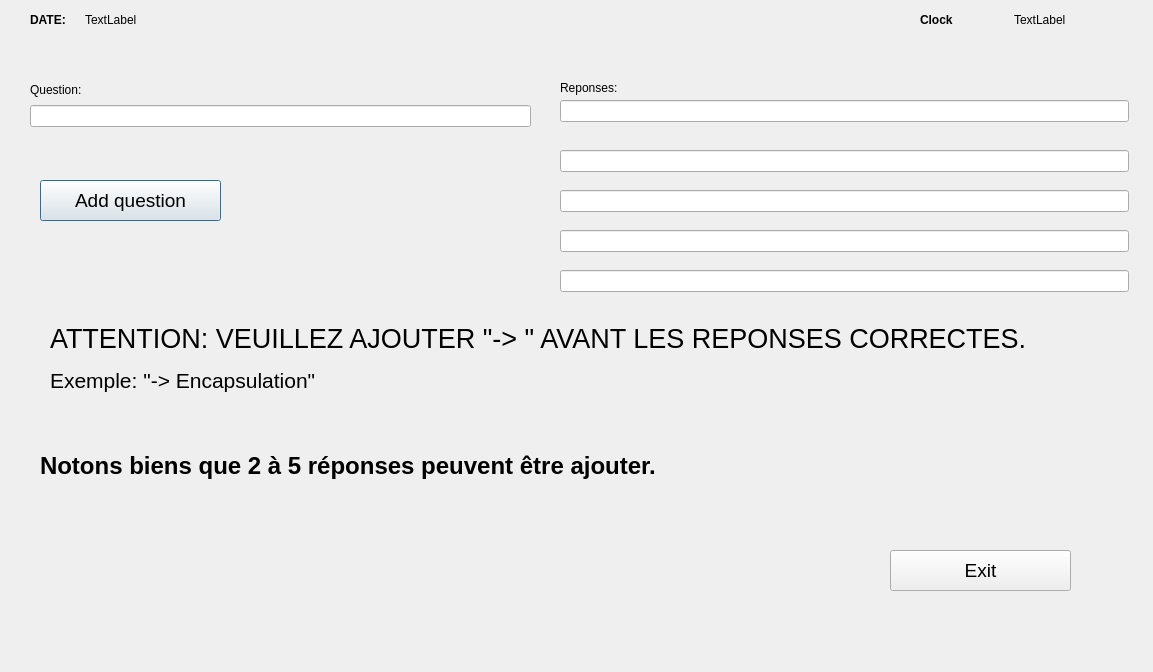
This is Projet_qcm (1)/maketest.ui in Martialmonjoh/QcmQt as Qt 5 draws it before an edit. The edited form follows.
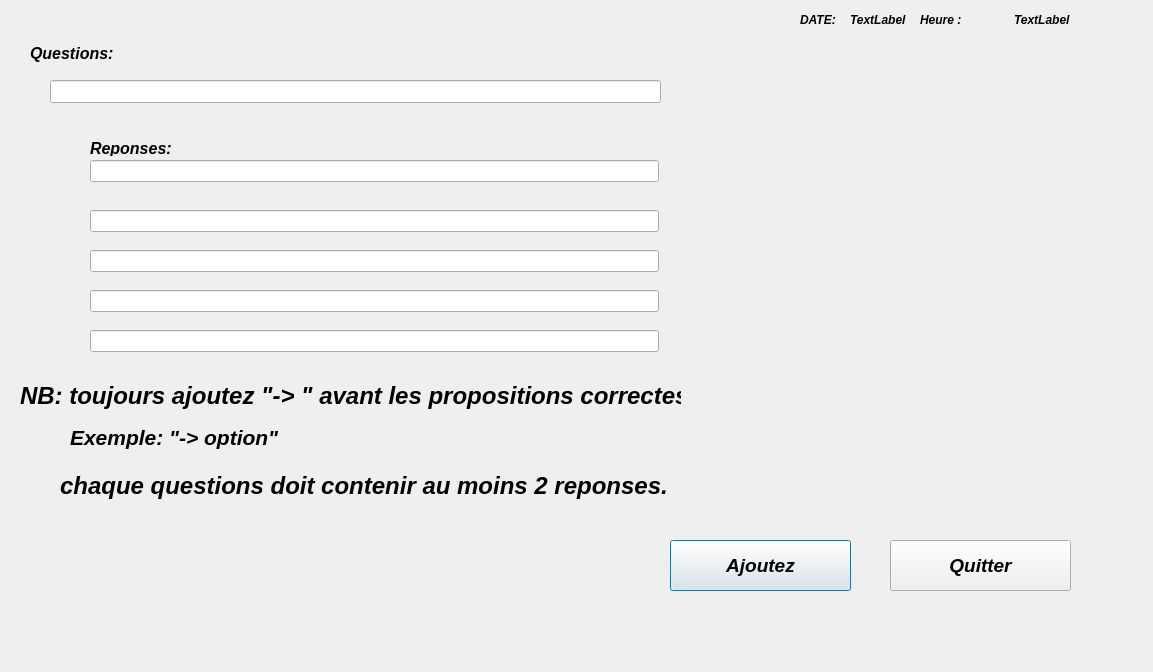
This is the edited form.

```diff
--- a/Projet_qcm (1)/maketest.ui
+++ b/Projet_qcm (1)/maketest.ui
@@ -16,110 +16,61 @@
   <widget class="QPushButton" name="pushButton_add">
    <property name="geometry">
     <rect>
-     <x>40</x>
-     <y>180</y>
+     <x>670</x>
+     <y>540</y>
      <width>181</width>
-     <height>41</height>
+     <height>51</height>
     </rect>
    </property>
    <property name="font">
     <font>
+     <family>Arial</family>
      <pointsize>14</pointsize>
+     <italic>true</italic>
+     <bold>true</bold>
     </font>
    </property>
    <property name="text">
-    <string>Add question</string>
+    <string>Ajoutez</string>
    </property>
   </widget>
   <widget class="QPushButton" name="pushButton_exit">
    <property name="geometry">
     <rect>
      <x>890</x>
-     <y>550</y>
+     <y>540</y>
      <width>181</width>
-     <height>41</height>
+     <height>51</height>
     </rect>
    </property>
    <property name="font">
     <font>
+     <family>Arial</family>
      <pointsize>14</pointsize>
+     <italic>true</italic>
+     <bold>true</bold>
     </font>
    </property>
    <property name="text">
-    <string>Exit</string>
+    <string>Quitter</string>
    </property>
   </widget>
-  <widget class="QWidget" name="layoutWidget">
-   <property name="geometry">
-    <rect>
-     <x>30</x>
-     <y>80</y>
-     <width>501</width>
-     <height>47</height>
-    </rect>
-   </property>
-   <layout class="QVBoxLayout" name="verticalLayout">
-    <item>
-     <widget class="QLabel" name="label">
-      <property name="text">
-       <string>Question:</string>
-      </property>
-     </widget>
-    </item>
-    <item>
-     <widget class="QLineEdit" name="lineEdit_q"/>
-    </item>
-   </layout>
-  </widget>
-  <widget class="QWidget" name="layoutWidget">
-   <property name="geometry">
-    <rect>
-     <x>50</x>
-     <y>320</y>
-     <width>1045</width>
-     <height>78</height>
-    </rect>
-   </property>
-   <layout class="QVBoxLayout" name="verticalLayout_4">
-    <item>
-     <widget class="QLabel" name="label_3">
-      <property name="font">
-       <font>
-        <pointsize>20</pointsize>
-       </font>
-      </property>
-      <property name="text">
-       <string>ATTENTION: VEUILLEZ AJOUTER &quot;-&gt; &quot; AVANT LES REPONSES CORRECTES.</string>
-      </property>
-     </widget>
-    </item>
-    <item>
-     <layout class="QVBoxLayout" name="verticalLayout_3">
-      <item>
-       <widget class="QLabel" name="label_4">
-        <property name="font">
-         <font>
-          <pointsize>16</pointsize>
-         </font>
-        </property>
-        <property name="text">
-         <string>Exemple: &quot;-&gt; Encapsulation&quot;</string>
-        </property>
-       </widget>
-      </item>
-     </layout>
-    </item>
-   </layout>
-  </widget>
   <widget class="QWidget" name="widget" native="true">
    <property name="geometry">
     <rect>
-     <x>540</x>
-     <y>70</y>
+     <x>70</x>
+     <y>130</y>
      <width>611</width>
-     <height>251</height>
+     <height>241</height>
     </rect>
    </property>
+   <property name="font">
+    <font>
+     <family>Arial</family>
+     <italic>true</italic>
+     <bold>true</bold>
+    </font>
+   </property>
    <widget class="QLabel" name="label_2">
     <property name="geometry">
      <rect>
@@ -129,6 +80,14 @@
       <height>16</height>
      </rect>
     </property>
+    <property name="font">
+     <font>
+      <family>Arial</family>
+      <pointsize>12</pointsize>
+      <italic>true</italic>
+      <bold>true</bold>
+     </font>
+    </property>
     <property name="text">
      <string>Reponses:</string>
     </property>
@@ -142,6 +101,13 @@
       <height>22</height>
      </rect>
     </property>
+    <property name="font">
+     <font>
+      <family>Arial</family>
+      <italic>true</italic>
+      <bold>true</bold>
+     </font>
+    </property>
    </widget>
    <widget class="QLineEdit" name="lineEdit_r2">
     <property name="geometry">
@@ -152,6 +118,13 @@
       <height>22</height>
      </rect>
     </property>
+    <property name="font">
+     <font>
+      <family>Arial</family>
+      <italic>true</italic>
+      <bold>true</bold>
+     </font>
+    </property>
    </widget>
    <widget class="QLineEdit" name="lineEdit_r3">
     <property name="geometry">
@@ -162,6 +135,13 @@
       <height>22</height>
      </rect>
     </property>
+    <property name="font">
+     <font>
+      <family>Arial</family>
+      <italic>true</italic>
+      <bold>true</bold>
+     </font>
+    </property>
    </widget>
    <widget class="QLineEdit" name="lineEdit_r4">
     <property name="geometry">
@@ -172,6 +152,13 @@
       <height>22</height>
      </rect>
     </property>
+    <property name="font">
+     <font>
+      <family>Arial</family>
+      <italic>true</italic>
+      <bold>true</bold>
+     </font>
+    </property>
    </widget>
    <widget class="QLineEdit" name="lineEdit_r5">
     <property name="geometry">
@@ -182,24 +169,39 @@
       <height>22</height>
      </rect>
     </property>
+    <property name="font">
+     <font>
+      <family>Arial</family>
+      <italic>true</italic>
+      <bold>true</bold>
+     </font>
+    </property>
    </widget>
   </widget>
   <widget class="QWidget" name="layoutWidget_2">
    <property name="geometry">
     <rect>
-     <x>30</x>
+     <x>800</x>
      <y>10</y>
      <width>107</width>
      <height>19</height>
     </rect>
    </property>
+   <property name="font">
+    <font>
+     <family>Arial</family>
+     <italic>true</italic>
+     <bold>true</bold>
+    </font>
+   </property>
    <layout class="QHBoxLayout" name="horizontalLayout_4">
     <item>
      <widget class="QLabel" name="Date">
       <property name="font">
        <font>
+        <family>Arial</family>
         <pointsize>9</pointsize>
-        <weight>75</weight>
+        <italic>true</italic>
         <bold>true</bold>
        </font>
       </property>
@@ -210,6 +212,13 @@
     </item>
     <item>
      <widget class="QLabel" name="Date_ed">
+      <property name="font">
+       <font>
+        <family>Arial</family>
+        <italic>true</italic>
+        <bold>true</bold>
+       </font>
+      </property>
       <property name="text">
        <string>TextLabel</string>
       </property>
@@ -226,23 +235,38 @@
      <height>19</height>
     </rect>
    </property>
+   <property name="font">
+    <font>
+     <family>Arial</family>
+     <italic>true</italic>
+     <bold>true</bold>
+    </font>
+   </property>
    <layout class="QHBoxLayout" name="horizontalLayout">
     <item>
      <widget class="QLabel" name="clock">
       <property name="font">
        <font>
+        <family>Arial</family>
         <pointsize>9</pointsize>
-        <weight>75</weight>
+        <italic>true</italic>
         <bold>true</bold>
        </font>
       </property>
       <property name="text">
-       <string>Clock</string>
+       <string>Heure :</string>
       </property>
      </widget>
     </item>
     <item>
      <widget class="QLabel" name="digital_clock">
+      <property name="font">
+       <font>
+        <family>Arial</family>
+        <italic>true</italic>
+        <bold>true</bold>
+       </font>
+      </property>
       <property name="text">
        <string>TextLabel</string>
       </property>
@@ -253,21 +277,102 @@
   <widget class="QLabel" name="label_5">
    <property name="geometry">
     <rect>
-     <x>40</x>
-     <y>440</y>
+     <x>60</x>
+     <y>460</y>
      <width>811</width>
      <height>51</height>
     </rect>
    </property>
    <property name="font">
     <font>
+     <family>Arial</family>
      <pointsize>18</pointsize>
-     <weight>75</weight>
+     <italic>true</italic>
      <bold>true</bold>
     </font>
    </property>
    <property name="text">
-    <string>Notons biens que 2 à 5 réponses peuvent être ajouter.</string>
+    <string>chaque questions doit contenir au moins 2 reponses.</string>
+   </property>
+  </widget>
+  <widget class="QLabel" name="label_4">
+   <property name="geometry">
+    <rect>
+     <x>70</x>
+     <y>420</y>
+     <width>1041</width>
+     <height>34</height>
+    </rect>
+   </property>
+   <property name="font">
+    <font>
+     <family>Arial</family>
+     <pointsize>16</pointsize>
+     <italic>true</italic>
+     <bold>true</bold>
+    </font>
+   </property>
+   <property name="text">
+    <string>Exemple: &quot;-&gt; option&quot;</string>
+   </property>
+  </widget>
+  <widget class="QLabel" name="label_3">
+   <property name="geometry">
+    <rect>
+     <x>20</x>
+     <y>350</y>
+     <width>661</width>
+     <height>91</height>
+    </rect>
+   </property>
+   <property name="font">
+    <font>
+     <family>Arial</family>
+     <pointsize>18</pointsize>
+     <italic>true</italic>
+     <bold>true</bold>
+    </font>
+   </property>
+   <property name="text">
+    <string>NB: toujours ajoutez &quot;-&gt; &quot; avant les propositions correctes.</string>
+   </property>
+  </widget>
+  <widget class="QLineEdit" name="lineEdit_q">
+   <property name="geometry">
+    <rect>
+     <x>50</x>
+     <y>80</y>
+     <width>611</width>
+     <height>23</height>
+    </rect>
+   </property>
+   <property name="font">
+    <font>
+     <family>Arial</family>
+     <italic>true</italic>
+     <bold>true</bold>
+    </font>
+   </property>
+  </widget>
+  <widget class="QLabel" name="label">
+   <property name="geometry">
+    <rect>
+     <x>30</x>
+     <y>30</y>
+     <width>499</width>
+     <height>46</height>
+    </rect>
+   </property>
+   <property name="font">
+    <font>
+     <family>Arial</family>
+     <pointsize>12</pointsize>
+     <italic>true</italic>
+     <bold>true</bold>
+    </font>
+   </property>
+   <property name="text">
+    <string>Questions:</string>
    </property>
   </widget>
  </widget>
```
